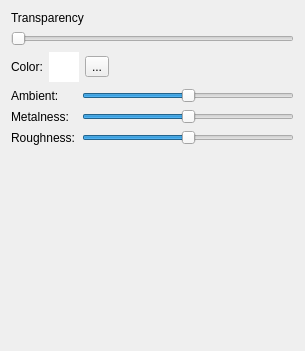
cppd/math, file src/gui/main_window/mesh_widget.ui: the form before one commit.
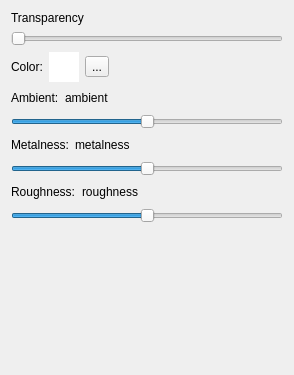
The form after the commit.

```diff
--- a/src/gui/main_window/mesh_widget.ui
+++ b/src/gui/main_window/mesh_widget.ui
@@ -6,8 +6,8 @@
    <rect>
     <x>0</x>
     <y>0</y>
-    <width>305</width>
-    <height>351</height>
+    <width>294</width>
+    <height>375</height>
    </rect>
   </property>
   <property name="windowTitle">
@@ -137,72 +137,137 @@
     </layout>
    </item>
    <item>
-    <layout class="QFormLayout" name="formLayout_5">
-     <item row="0" column="0">
+    <layout class="QHBoxLayout" name="horizontalLayout">
+     <item>
       <widget class="QLabel" name="label_18">
        <property name="text">
         <string>Ambient:</string>
        </property>
       </widget>
      </item>
-     <item row="0" column="1">
-      <widget class="QSlider" name="slider_ambient">
-       <property name="maximum">
-        <number>2000</number>
+     <item>
+      <widget class="QLabel" name="label_ambient">
+       <property name="text">
+        <string>ambient</string>
        </property>
-       <property name="value">
-        <number>1000</number>
-       </property>
+      </widget>
+     </item>
+     <item>
+      <spacer name="horizontalSpacer">
        <property name="orientation">
         <enum>Qt::Horizontal</enum>
        </property>
-      </widget>
+       <property name="sizeHint" stdset="0">
+        <size>
+         <width>40</width>
+         <height>20</height>
+        </size>
+       </property>
+      </spacer>
      </item>
-     <item row="1" column="0">
+    </layout>
+   </item>
+   <item>
+    <widget class="QSlider" name="slider_ambient">
+     <property name="maximum">
+      <number>1000</number>
+     </property>
+     <property name="value">
+      <number>500</number>
+     </property>
+     <property name="orientation">
+      <enum>Qt::Horizontal</enum>
+     </property>
+    </widget>
+   </item>
+   <item>
+    <layout class="QHBoxLayout" name="horizontalLayout_2">
+     <item>
       <widget class="QLabel" name="label_16">
        <property name="text">
         <string>Metalness:</string>
        </property>
       </widget>
      </item>
-     <item row="1" column="1">
-      <widget class="QSlider" name="slider_metalness">
-       <property name="maximum">
-        <number>2000</number>
+     <item>
+      <widget class="QLabel" name="label_metalness">
+       <property name="text">
+        <string>metalness</string>
        </property>
-       <property name="value">
-        <number>1000</number>
-       </property>
+      </widget>
+     </item>
+     <item>
+      <spacer name="horizontalSpacer_2">
        <property name="orientation">
         <enum>Qt::Horizontal</enum>
        </property>
-      </widget>
+       <property name="sizeHint" stdset="0">
+        <size>
+         <width>40</width>
+         <height>20</height>
+        </size>
+       </property>
+      </spacer>
      </item>
-     <item row="2" column="0">
+    </layout>
+   </item>
+   <item>
+    <widget class="QSlider" name="slider_metalness">
+     <property name="maximum">
+      <number>1000</number>
+     </property>
+     <property name="value">
+      <number>500</number>
+     </property>
+     <property name="orientation">
+      <enum>Qt::Horizontal</enum>
+     </property>
+    </widget>
+   </item>
+   <item>
+    <layout class="QHBoxLayout" name="horizontalLayout_3">
+     <item>
       <widget class="QLabel" name="label_2">
        <property name="text">
         <string>Roughness:</string>
        </property>
       </widget>
      </item>
-     <item row="2" column="1">
-      <widget class="QSlider" name="slider_roughness">
-       <property name="minimum">
-        <number>0</number>
+     <item>
+      <widget class="QLabel" name="label_roughness">
+       <property name="text">
+        <string>roughness</string>
        </property>
-       <property name="maximum">
-        <number>100</number>
-       </property>
-       <property name="value">
-        <number>50</number>
-       </property>
+      </widget>
+     </item>
+     <item>
+      <spacer name="horizontalSpacer_3">
        <property name="orientation">
         <enum>Qt::Horizontal</enum>
        </property>
-      </widget>
+       <property name="sizeHint" stdset="0">
+        <size>
+         <width>40</width>
+         <height>20</height>
+        </size>
+       </property>
+      </spacer>
      </item>
     </layout>
    </item>
+   <item>
+    <widget class="QSlider" name="slider_roughness">
+     <property name="maximum">
+      <number>1000</number>
+     </property>
+     <property name="value">
+      <number>500</number>
+     </property>
+     <property name="orientation">
+      <enum>Qt::Horizontal</enum>
+     </property>
+    </widget>
+   </item>
    <item>
     <spacer name="verticalSpacer_4">
      <property name="orientation">
```
